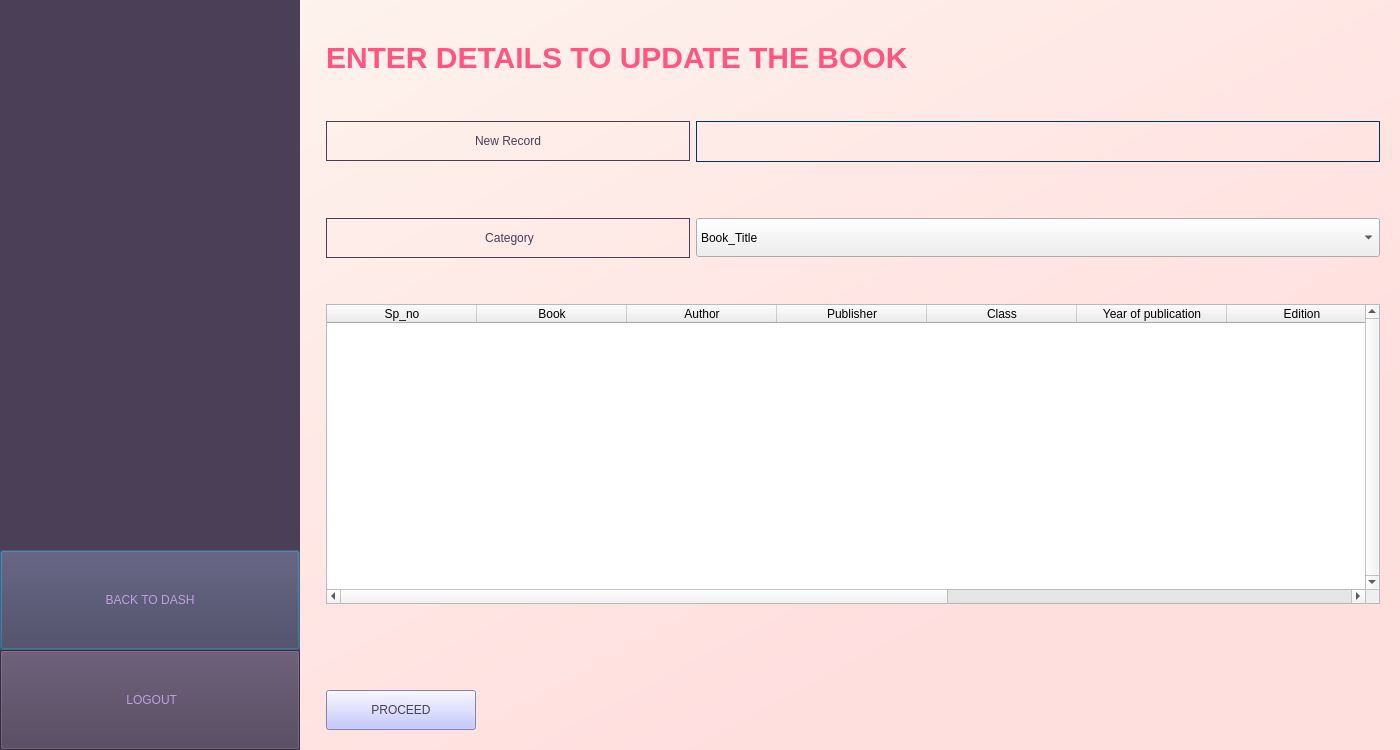
Above: updateBooks2.ui from Biancaa-R/Library-Management-system-GUI before the change. Below: the same form after it.
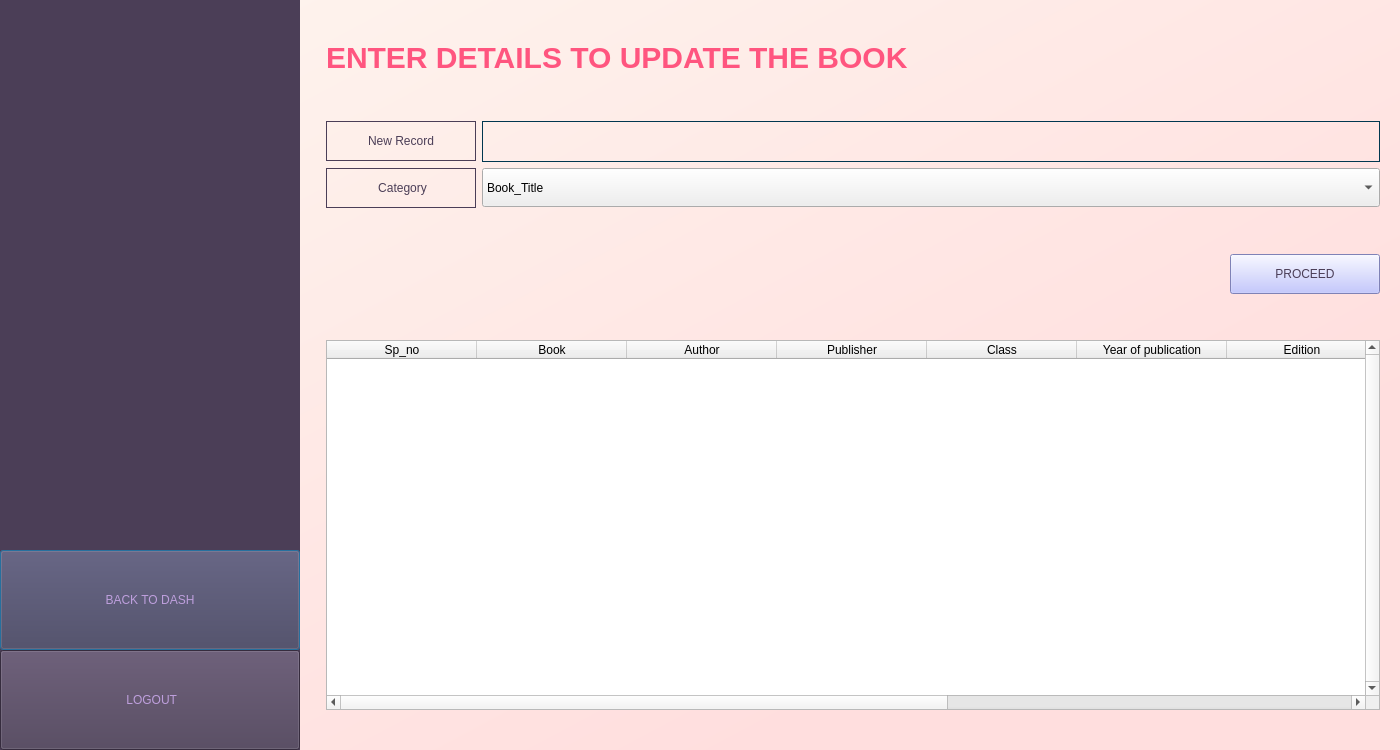
That is the form after the change. Icons and pictures are not drawn.

The edit to the form file:
```diff
--- a/updateBooks2.ui
+++ b/updateBooks2.ui
@@ -230,7 +230,28 @@
             <property name="topMargin">
              <number>0</number>
             </property>
-            <item row="2" column="1">
+            <item row="1" column="0">
+             <widget class="QLabel" name="category">
+              <property name="minimumSize">
+               <size>
+                <width>150</width>
+                <height>40</height>
+               </size>
+              </property>
+              <property name="layoutDirection">
+               <enum>Qt::LeftToRight</enum>
+              </property>
+              <property name="styleSheet">
+               <string notr="true">font: 11pt &quot;Calibri&quot;;
+color: rgb(75, 62, 87);
+border : 1px solid rgb(75, 62, 87);</string>
+              </property>
+              <property name="text">
+               <string>&lt;html&gt;&lt;head/&gt;&lt;body&gt;&lt;p align=&quot;center&quot;&gt;Category&lt;/p&gt;&lt;/body&gt;&lt;/html&gt;</string>
+              </property>
+             </widget>
+            </item>
+            <item row="1" column="1">
              <widget class="QComboBox" name="categoryBox">
               <property name="minimumSize">
                <size>
@@ -291,53 +312,32 @@
               </item>
              </widget>
             </item>
-            <item row="1" column="1">
-             <spacer name="horizontalSpacer_7">
-              <property name="orientation">
-               <enum>Qt::Horizontal</enum>
-              </property>
-              <property name="sizeHint" stdset="0">
-               <size>
-                <width>40</width>
-                <height>50</height>
-               </size>
-              </property>
-             </spacer>
-            </item>
-            <item row="2" column="0">
-             <widget class="QLabel" name="category">
+            <item row="0" column="0">
+             <widget class="QPushButton" name="searchButton">
               <property name="minimumSize">
                <size>
                 <width>150</width>
                 <height>40</height>
                </size>
               </property>
-              <property name="layoutDirection">
-               <enum>Qt::LeftToRight</enum>
+              <property name="maximumSize">
+               <size>
+                <width>16777215</width>
+                <height>16777215</height>
+               </size>
               </property>
               <property name="styleSheet">
                <string notr="true">font: 11pt &quot;Calibri&quot;;
-color: rgb(75, 62, 87);
-border : 1px solid rgb(75, 62, 87);</string>
+color:rgb(75, 62, 87);
+border : 1px solid rgb(75, 62, 87);
+
+</string>
               </property>
               <property name="text">
-               <string>&lt;html&gt;&lt;head/&gt;&lt;body&gt;&lt;p align=&quot;center&quot;&gt;Category&lt;/p&gt;&lt;/body&gt;&lt;/html&gt;</string>
+               <string>New Record</string>
               </property>
              </widget>
             </item>
-            <item row="1" column="0">
-             <spacer name="horizontalSpacer_2">
-              <property name="orientation">
-               <enum>Qt::Horizontal</enum>
-              </property>
-              <property name="sizeHint" stdset="0">
-               <size>
-                <width>40</width>
-                <height>50</height>
-               </size>
-              </property>
-             </spacer>
-            </item>
             <item row="0" column="1">
              <widget class="QLineEdit" name="newrecordfield">
               <property name="minimumSize">
@@ -362,32 +362,6 @@
               </property>
              </widget>
             </item>
-            <item row="0" column="0">
-             <widget class="QPushButton" name="searchButton">
-              <property name="minimumSize">
-               <size>
-                <width>150</width>
-                <height>40</height>
-               </size>
-              </property>
-              <property name="maximumSize">
-               <size>
-                <width>16777215</width>
-                <height>16777215</height>
-               </size>
-              </property>
-              <property name="styleSheet">
-               <string notr="true">font: 11pt &quot;Calibri&quot;;
-color:rgb(75, 62, 87);
-border : 1px solid rgb(75, 62, 87);
-
-</string>
-              </property>
-              <property name="text">
-               <string>New Record</string>
-              </property>
-             </widget>
-            </item>
            </layout>
           </item>
           <item>
@@ -403,6 +377,64 @@
             </property>
            </spacer>
           </item>
+          <item>
+           <layout class="QGridLayout" name="gridLayout_2">
+            <property name="topMargin">
+             <number>0</number>
+            </property>
+            <item row="0" column="0">
+             <widget class="QLabel" name="confirm">
+              <property name="styleSheet">
+               <string notr="true">font: 13pt &quot;Calibri&quot; bold;
+color:rgb(170, 0, 0);</string>
+              </property>
+              <property name="text">
+               <string/>
+              </property>
+             </widget>
+            </item>
+            <item row="0" column="1">
+             <widget class="QPushButton" name="confirmbutton">
+              <property name="minimumSize">
+               <size>
+                <width>150</width>
+                <height>40</height>
+               </size>
+              </property>
+              <property name="maximumSize">
+               <size>
+                <width>150</width>
+                <height>40</height>
+               </size>
+              </property>
+              <property name="styleSheet">
+               <string notr="true">font: 11pt &quot;Calibri&quot;;
+color:rgb(75, 62, 87);
+background-color:rgb(178, 182, 255);
+
+
+</string>
+              </property>
+              <property name="text">
+               <string>PROCEED</string>
+              </property>
+             </widget>
+            </item>
+           </layout>
+          </item>
+          <item>
+           <spacer name="horizontalSpacer_8">
+            <property name="orientation">
+             <enum>Qt::Horizontal</enum>
+            </property>
+            <property name="sizeHint" stdset="0">
+             <size>
+              <width>40</width>
+              <height>40</height>
+             </size>
+            </property>
+           </spacer>
+          </item>
           <item>
            <widget class="QTableWidget" name="registertable">
             <property name="minimumSize">
@@ -503,30 +535,6 @@
             </column>
            </widget>
           </item>
-          <item>
-           <spacer name="horizontalSpacer_8">
-            <property name="orientation">
-             <enum>Qt::Horizontal</enum>
-            </property>
-            <property name="sizeHint" stdset="0">
-             <size>
-              <width>40</width>
-              <height>40</height>
-             </size>
-            </property>
-           </spacer>
-          </item>
-          <item>
-           <widget class="QLabel" name="confirm">
-            <property name="styleSheet">
-             <string notr="true">font: 13pt &quot;Calibri&quot; bold;
-color:rgb(170, 0, 0);</string>
-            </property>
-            <property name="text">
-             <string/>
-            </property>
-           </widget>
-          </item>
           <item>
            <spacer name="horizontalSpacer_4">
             <property name="orientation">
@@ -535,47 +543,7 @@
             <property name="sizeHint" stdset="0">
              <size>
               <width>40</width>
-              <height>20</height>
-             </size>
-            </property>
-           </spacer>
-          </item>
-          <item>
-           <widget class="QPushButton" name="confirmbutton">
-            <property name="minimumSize">
-             <size>
-              <width>150</width>
               <height>40</height>
-             </size>
-            </property>
-            <property name="maximumSize">
-             <size>
-              <width>150</width>
-              <height>40</height>
-             </size>
-            </property>
-            <property name="styleSheet">
-             <string notr="true">font: 11pt &quot;Calibri&quot;;
-color:rgb(75, 62, 87);
-background-color:rgb(178, 182, 255);
-
-
-</string>
-            </property>
-            <property name="text">
-             <string>PROCEED</string>
-            </property>
-           </widget>
-          </item>
-          <item>
-           <spacer name="horizontalSpacer_6">
-            <property name="orientation">
-             <enum>Qt::Horizontal</enum>
-            </property>
-            <property name="sizeHint" stdset="0">
-             <size>
-              <width>40</width>
-              <height>20</height>
              </size>
             </property>
            </spacer>
```
